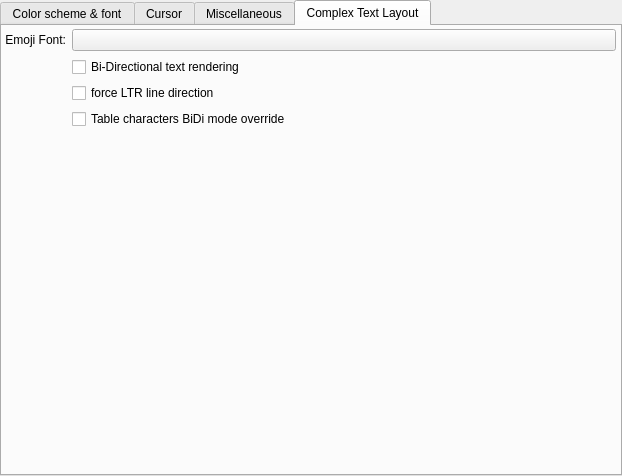
This is src/widgets/EditProfileAppearancePage.ui in KDE/konsole as Qt 5 draws it before an edit. The edited form follows.
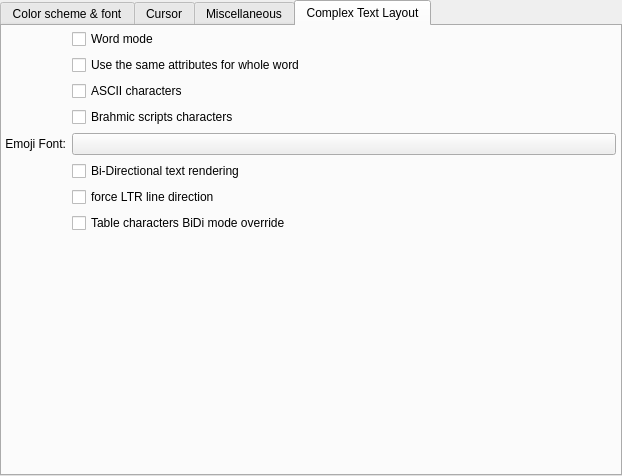
This is the edited form. The open tabs and pages were chosen to show the change. Custom widgets are drawn as their Qt base class.

Commit message:
Add four profile checkboxes to control rendering options
- Word mode to render (some) words with one drawText() call, instead of
  one per character.
- Ascii - to render words of ASCII characters
- Brahmic - to render words of Brahmic scripts characters.
- Option to consider attribute (color, bold, etc.) as word boundary.

Diff of the .ui file:
```diff
--- a/src/widgets/EditProfileAppearancePage.ui
+++ b/src/widgets/EditProfileAppearancePage.ui
@@ -779,7 +779,71 @@
         <property name="spacing">
          <number>6</number>
         </property>
-        <item row="1" column="0">
+        <item row="31" column="1">
+         <widget class="QCheckBox" name="wordMode">
+          <property name="sizePolicy">
+           <sizepolicy hsizetype="Preferred" vsizetype="Fixed">
+            <horstretch>0</horstretch>
+            <verstretch>0</verstretch>
+           </sizepolicy>
+          </property>
+          <property name="toolTip">
+           <string>Enable word mode text rendering</string>
+          </property>
+          <property name="text">
+           <string>Word mode</string>
+          </property>
+         </widget>
+        </item>
+        <item row="32" column="1">
+         <widget class="QCheckBox" name="wordModeAttr">
+          <property name="sizePolicy">
+           <sizepolicy hsizetype="Preferred" vsizetype="Fixed">
+            <horstretch>0</horstretch>
+            <verstretch>0</verstretch>
+           </sizepolicy>
+          </property>
+          <property name="toolTip">
+           <string>Ignore attribute changes mid-word (otherwise, attribute changes break word when rendering)</string>
+          </property>
+          <property name="text">
+           <string>Use the same attributes for whole word</string>
+          </property>
+         </widget>
+        </item>
+        <item row="33" column="1">
+         <widget class="QCheckBox" name="wordModeAscii">
+          <property name="sizePolicy">
+           <sizepolicy hsizetype="Preferred" vsizetype="Fixed">
+            <horstretch>0</horstretch>
+            <verstretch>0</verstretch>
+           </sizepolicy>
+          </property>
+          <property name="toolTip">
+           <string>Render words of ASCII characters together</string>
+          </property>
+          <property name="text">
+           <string>ASCII characters </string>
+          </property>
+         </widget>
+        </item>
+        <item row="34" column="1">
+         <widget class="QCheckBox" name="wordModeBrahmic">
+          <property name="sizePolicy">
+           <sizepolicy hsizetype="Preferred" vsizetype="Fixed">
+            <horstretch>0</horstretch>
+            <verstretch>0</verstretch>
+           </sizepolicy>
+          </property>
+          <property name="toolTip">
+           <string>Render words of Brahmic scripts characters together</string>
+          </property>
+          <property name="text">
+           <string>Brahmic scripts characters</string>
+          </property>
+         </widget>
+        </item>
+        <item row="61" column="0">
          <widget class="QLabel" name="label_17">
           <property name="sizePolicy">
            <sizepolicy hsizetype="Fixed" vsizetype="Preferred">
@@ -795,7 +859,7 @@
           </property>
          </widget>
         </item>
-        <item row="1" column="1">
+        <item row="61" column="1">
          <widget class="QPushButton" name="emojiFontPreview">
           <property name="sizePolicy">
            <sizepolicy hsizetype="Preferred" vsizetype="Fixed">
@@ -805,7 +869,7 @@
           </property>
          </widget>
         </item>
-        <item row="2" column="1">
+        <item row="102" column="1">
          <widget class="QCheckBox" name="enableBidiRenderingButton">
           <property name="sizePolicy">
            <sizepolicy hsizetype="Preferred" vsizetype="Fixed">
@@ -821,7 +885,7 @@
           </property>
          </widget>
         </item>
-        <item row="3" column="1">
+        <item row="103" column="1">
          <widget class="QCheckBox" name="bidiLineLTR">
           <property name="sizePolicy">
            <sizepolicy hsizetype="Preferred" vsizetype="Fixed">
@@ -837,7 +901,7 @@
           </property>
          </widget>
         </item>
-        <item row="4" column="1">
+        <item row="104" column="1">
          <widget class="QCheckBox" name="enableBidiTableDirOverrideButton">
           <property name="sizePolicy">
            <sizepolicy hsizetype="Preferred" vsizetype="Fixed">
@@ -853,7 +917,7 @@
           </property>
          </widget>
         </item>
-        <item row="10" column="0" colspan="2">
+        <item row="1000" column="0" colspan="2">
          <spacer>
           <property name="orientation">
            <enum>Qt::Vertical</enum>
```
The commit also changes 4 other files.
